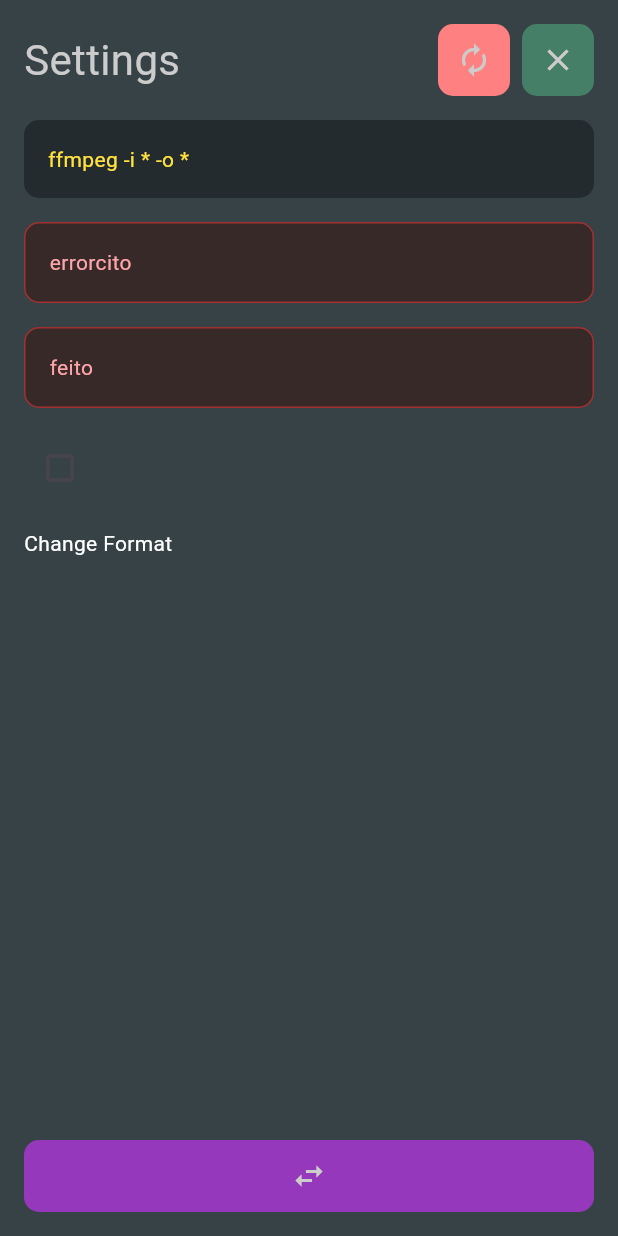
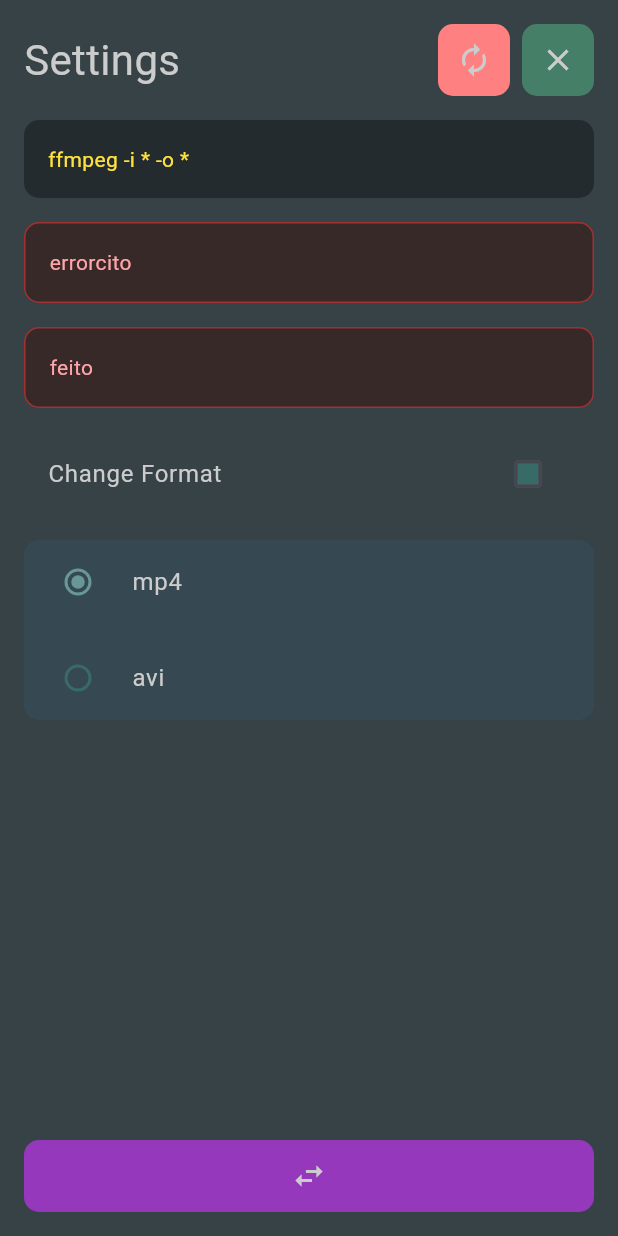
Before and after one commit to rama-o/morfosis, a Flutter app: the screen it shows after launch, after a tap on the "settings" icon, on a phone screen of 412 x 824 dp. Run offline on Flutter 3.47's test engine with Material 3 defaults, Android fonts, the phone set to English and light mode, and no system bars; project files that could hold a hidden picture were left out.

Commit message:
stylizing radios and checkboxes

```diff
--- a/lib/main.dart
+++ b/lib/main.dart
@@ -10,6 +10,8 @@ const Color bgColor2 = Color(0xff364852);
 const Color actionColor = Color(0xff467f68);
 const Color dangerColor = Color(0xffff8080);
 const Color foregroundColor = Color(0xffcccccc);
+const Color uncheckedColor = Color(0xFF386A68);
+const Color checkedColor = Color(0xFF689896);
 
 class SectionTitle extends StatelessWidget {
   final String label;
@@ -51,6 +53,35 @@ class CustomBtn extends StatelessWidget {
         color: fg,
         onPressed: action,
       ),
+    );
+  }
+}
+
+class CustomRadio extends StatelessWidget {
+  final String value;
+  final String? groupValue;
+  final ValueChanged<String?> onChanged;
+
+  const CustomRadio({
+    super.key,
+    required this.value,
+    required this.groupValue,
+    required this.onChanged,
+  });
+
+  @override
+  Widget build(BuildContext context) {
+    return RadioListTile<String>(
+      title: Text(value, style: TextStyle(color: foregroundColor)),
+      value: value,
+      groupValue: groupValue,
+      onChanged: onChanged,
+      fillColor: MaterialStateProperty.resolveWith<Color>((states) {
+        if (states.contains(MaterialState.selected)) {
+          return checkedColor;
+        }
+        return uncheckedColor;
+      }),
     );
   }
 }
@@ -193,12 +224,16 @@ class MorfosisApp extends StatefulWidget {
 
 class _MorfosisAppState extends State<MorfosisApp> {
   final PageController _pageController = PageController();
-  int currentIndex = 0;
+
+  int currentViewIndex = 0;
+  bool changeFormat = true;
+  String? outputFormat = 'mp4';
+
   String comando = 'ffmpeg -i * -o *';
   List<String> errors = ['errorcito', 'feito'];
 
   void navigateTo(int index) {
-    setState(() => currentIndex = index);
+    setState(() => currentViewIndex = index);
     _pageController.jumpToPage(index);
   }
 
@@ -215,7 +250,7 @@ class _MorfosisAppState extends State<MorfosisApp> {
         body: PageView(
           controller: _pageController,
           onPageChanged: (index) {
-            setState(() => currentIndex = index);
+            setState(() => currentViewIndex = index);
           },
           children: [
             SingleChildScrollView(
@@ -294,18 +329,57 @@ class _MorfosisAppState extends State<MorfosisApp> {
                   CodeInput(output: comando),
                   PromptOutput(output: errors),
 
-                  Checkbox(
-                    checkColor: Colors.white,
-                    // fillColor: Colors.teal,
+                  CheckboxListTile(
+                    title: Text(
+                      'Change Format',
+                      style: TextStyle(color: foregroundColor),
+                    ),
                     value: false,
                     onChanged: (bool? value) {
                       setState(() {
-                        // isChecked = value!;
+                        changeFormat = value!;
                       });
                     },
+                    fillColor: MaterialStateProperty.resolveWith<Color>((
+                      states,
+                    ) {
+                      if (states.contains(MaterialState.selected)) {
+                        return checkedColor; // when checked
+                      }
+                      return uncheckedColor; // when unchecked
+                    }),
+                    activeColor: checkedColor, // fallback for older versions
                   ),
 
-                  Text('Change Format', style: TextStyle(color: Colors.white)),
+                  Container(
+                    decoration: BoxDecoration(
+                      color: bgColor2,
+                      borderRadius: BorderRadius.circular(10),
+                    ),
+                    child: Column(
+                      spacing: 8,
+                      children: [
+                        CustomRadio(
+                          groupValue: outputFormat,
+                          value: 'mp4',
+                          onChanged: (String? value) {
+                            setState(() {
+                              outputFormat = value;
+                            });
+                          },
+                        ),
+                         CustomRadio(
+                          groupValue: outputFormat,
+                          value: 'avi',
+                          onChanged: (String? value) {
+                            setState(() {
+                              outputFormat = value;
+                            });
+                          },
+                        ),
+                      ],
+                    ),
+                  ),
                 ],
               ),
             ),
```
